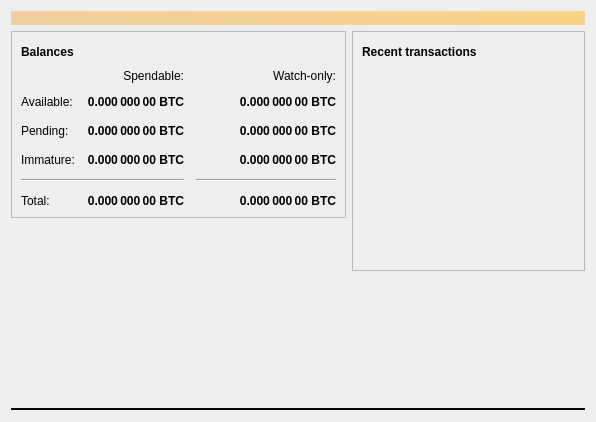
FeatherCoin/Feathercoin, file src/qt/forms/overviewpage.ui: the form before one commit.
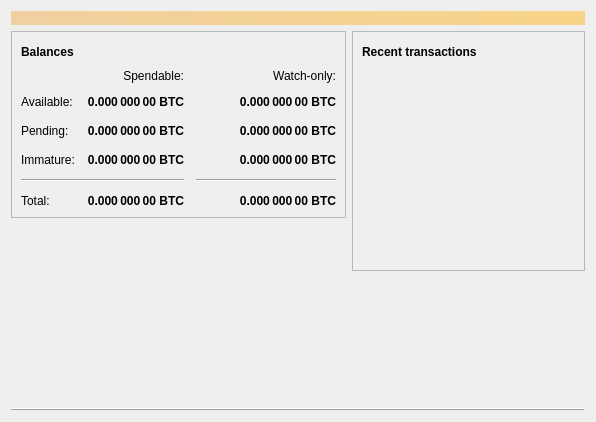
The form after the commit. Icons and pictures are not drawn.

Commit message: standardise overview statusbar devider to raised shadow - width 1

Diff of the .ui file:
```diff
--- a/src/qt/forms/overviewpage.ui
+++ b/src/qt/forms/overviewpage.ui
@@ -551,10 +551,10 @@
    <item>
     <widget class="Line" name="line_2">
      <property name="frameShadow">
-      <enum>QFrame::Plain</enum>
+      <enum>QFrame::Raised</enum>
      </property>
      <property name="lineWidth">
-      <number>2</number>
+      <number>1</number>
      </property>
      <property name="orientation">
       <enum>Qt::Horizontal</enum>
```
Left out of the diff: 6 changed lines with no effect on the pictures.
